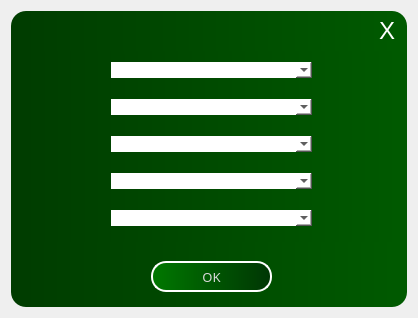
Before: the Qt Designer form forms/Form2.ui in KuzMG/Notes-for-students, drawn with Qt 5.
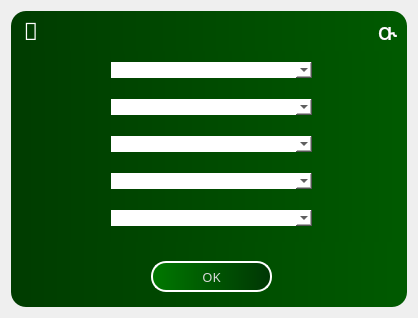
After: the same form once the commit is applied.

What changed in the file:
```diff
--- a/forms/Form2.ui
+++ b/forms/Form2.ui
@@ -32,7 +32,7 @@
       </property>
       <property name="font">
        <font>
-        <family>MS Sans Serif</family>
+        <family>Segoe MDL2 Assets</family>
         <pointsize>18</pointsize>
         <weight>50</weight>
         <bold>false</bold>
@@ -53,7 +53,7 @@
 }</string>
       </property>
       <property name="text">
-       <string>X</string>
+       <string></string>
       </property>
      </widget>
      <widget class="QPushButton" name="addXMLButton">
@@ -182,6 +182,41 @@
        </item>
       </layout>
      </widget>
+     <widget class="QPushButton" name="backButton">
+      <property name="geometry">
+       <rect>
+        <x>0</x>
+        <y>0</y>
+        <width>40</width>
+        <height>40</height>
+       </rect>
+      </property>
+      <property name="font">
+       <font>
+        <family>Segoe MDL2 Assets</family>
+        <pointsize>18</pointsize>
+        <weight>50</weight>
+        <bold>false</bold>
+        <stylestrategy>PreferAntialias</stylestrategy>
+       </font>
+      </property>
+      <property name="styleSheet">
+       <string notr="true">#backButton{
+color: rgb(255, 255, 255);
+background-color:rgba(255, 255, 255, 0);
+}
+#backButton:hover{
+color: rgb(0, 0, 0);
+background-color: rgba(218, 218, 218, 50);
+border-radius: 0;
+border-top-left-radius: 15;
+border-bottom-right-radius: 15
+}</string>
+      </property>
+      <property name="text">
+       <string></string>
+      </property>
+     </widget>
     </widget>
    </item>
   </layout>
```
